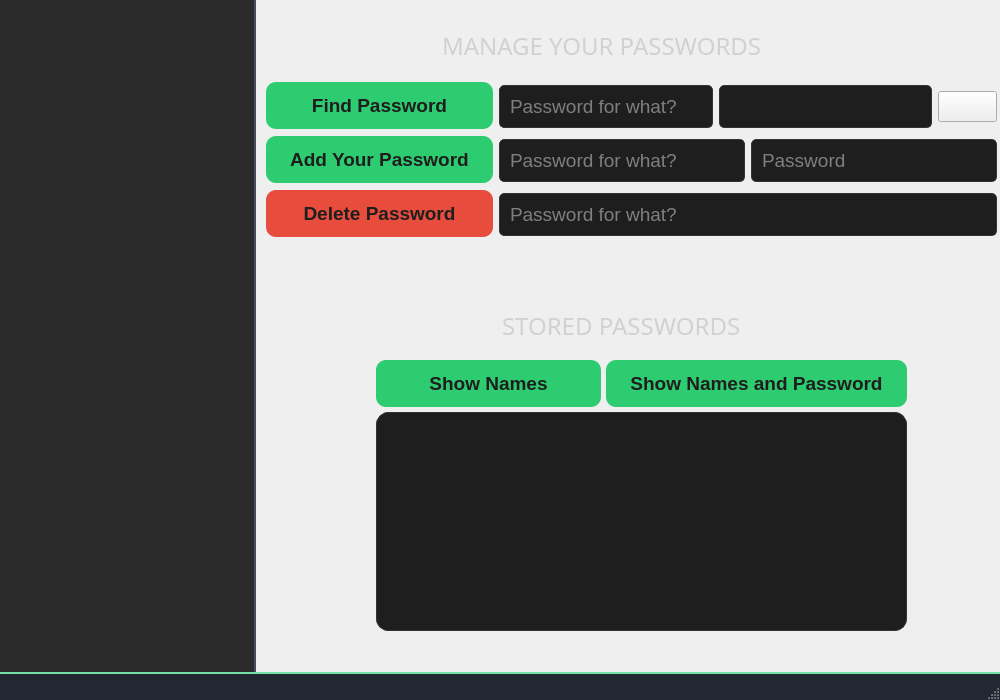
Above: forms/mainwindow.ui from minnesangg/Cerberus before the change. Below: the same form after it.
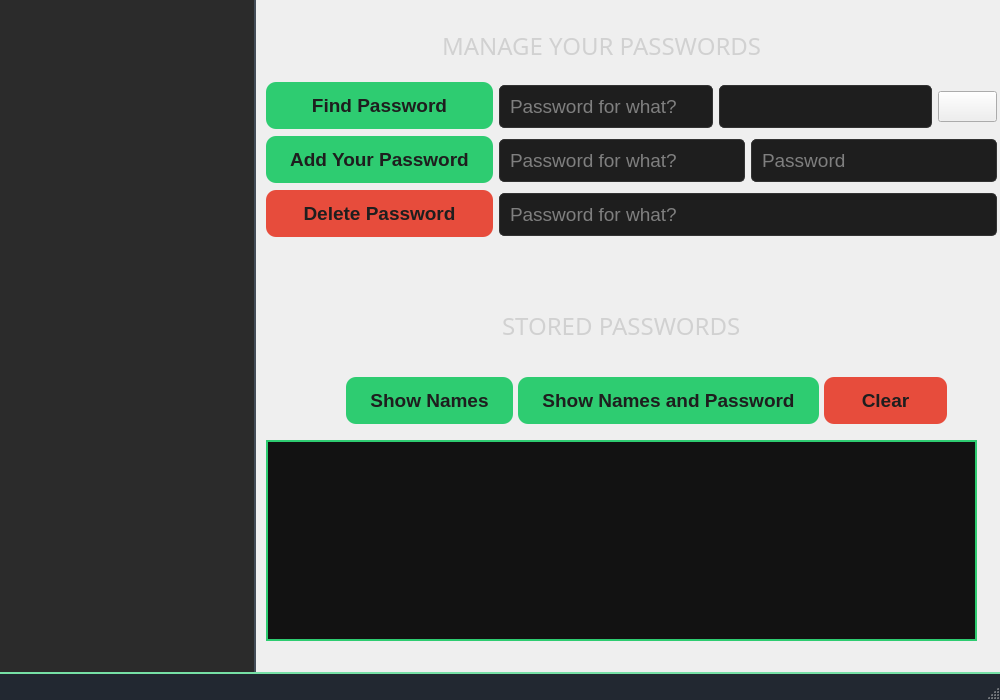
That is the form after the change. The open tabs and pages were chosen to show the change. Icons and pictures are not drawn.

Commit message: updated table for showing passwds in manage window

The edit to the form file:
```diff
--- a/forms/mainwindow.ui
+++ b/forms/mainwindow.ui
@@ -949,10 +949,10 @@
        <widget class="QWidget" name="verticalLayoutWidget_2">
         <property name="geometry">
          <rect>
-          <x>120</x>
+          <x>90</x>
           <y>360</y>
-          <width>531</width>
-          <height>271</height>
+          <width>601</width>
+          <height>81</height>
          </rect>
         </property>
         <layout class="QVBoxLayout" name="passShowLayout">
@@ -1050,59 +1050,141 @@
              </property>
             </widget>
            </item>
+           <item>
+            <widget class="QPushButton" name="clearTableButton">
+             <property name="font">
+              <font>
+               <family>Cantarell</family>
+               <pointsize>14</pointsize>
+               <bold>true</bold>
+              </font>
+             </property>
+             <property name="cursor">
+              <cursorShape>PointingHandCursor</cursorShape>
+             </property>
+             <property name="styleSheet">
+              <string notr="true">QPushButton {
+	background-color: #E74C3C;
+    color: #1e1e1e; 
+    font-weight: bold;
+    border: none;
+    padding: 12px 24px;
+    border-radius: 10px;
+    box-shadow: 0 4px 8px rgba(0, 0, 0, 0.1);
+    transition: background-color 0.3s, box-shadow 0.3s;
+}
+
+QPushButton:hover {
+    background-color: #C0392B;
+    box-shadow: 0 6px 12px rgba(0, 0, 0, 0.2);
+}
+
+QPushButton:pressed {
+    background-color: #912a1f;
+    box-shadow: none;
+}</string>
+             </property>
+             <property name="text">
+              <string>Clear</string>
+             </property>
+            </widget>
+           </item>
           </layout>
          </item>
+        </layout>
+       </widget>
+       <widget class="QWidget" name="">
+        <property name="geometry">
+         <rect>
+          <x>10</x>
+          <y>440</y>
+          <width>711</width>
+          <height>201</height>
+         </rect>
+        </property>
+        <layout class="QVBoxLayout" name="textTableLayout">
+         <property name="topMargin">
+          <number>0</number>
+         </property>
          <item>
-          <layout class="QVBoxLayout" name="textEditLayout">
-           <property name="topMargin">
-            <number>0</number>
+          <widget class="QTableWidget" name="showPassTable">
+           <property name="styleSheet">
+            <string notr="true"> QTableWidget {
+        background-color: #121212;
+        color: #2ECC71;
+        gridline-color: #2ECC71;
+        border: 2px solid #2ECC71;
+    }
+    QHeaderView::section {
+        background-color: #1E1E1E;
+        color: #2ECC71;
+        padding: 4px;
+        border: 1px solid #2ECC71;
+    }
+    QTableWidget::item {
+        background-color: #121212;
+        color: #2ECC71;
+        padding: 4px;
+    }
+    QTableWidget::item:selected {
+        background-color: #2ECC71;
+        color: #121212;
+    }
+
+QScrollBar:vertical {
+    border: none;
+    background: #1E1E1E;
+    width: 10px;
+    margin: 0px 0px 0px 0px;
+}
+
+QScrollBar::handle:vertical {
+    background: #2ECC71;
+    min-height: 20px;
+    border-radius: 5px;
+}
+
+QScrollBar::handle:vertical:hover {
+    background: #27AE60; /* чуть темнее при наведении */
+}
+
+QScrollBar::add-line:vertical, QScrollBar::sub-line:vertical {
+    border: none;
+    background: none;
+}
+
+QScrollBar::add-page:vertical, QScrollBar::sub-page:vertical {
+    background: none;
+}
+
+/* Горизонтальный скроллбар, если вдруг появится */
+QScrollBar:horizontal {
+    border: none;
+    background: #1E1E1E;
+    height: 10px;
+    margin: 0px 0px 0px 0px;
+}
+
+QScrollBar::handle:horizontal {
+    background: #2ECC71;
+    min-width: 20px;
+    border-radius: 5px;
+}
+
+QScrollBar::handle:horizontal:hover {
+    background: #27AE60;
+}
+
+QScrollBar::add-line:horizontal, QScrollBar::sub-line:horizontal {
+    border: none;
+    background: none;
+}
+
+QScrollBar::add-page:horizontal, QScrollBar::sub-page:horizontal {
+    background: none;
+}</string>
            </property>
-           <item>
-            <layout class="QVBoxLayout" name="verticalLayout">
-             <item>
-              <widget class="QTextEdit" name="passNamesOutput">
-               <property name="font">
-                <font>
-                 <family>Cantarell</family>
-                 <pointsize>14</pointsize>
-                 <bold>false</bold>
-                </font>
-               </property>
-               <property name="cursor" stdset="0">
-                <cursorShape>IBeamCursor</cursorShape>
-               </property>
-               <property name="styleSheet">
-                <string notr="true">QTextEdit {
-    background-color: #1E1E1E; 
-    border: 1px solid #333;
-    color: #E0E0E0; 
-    padding: 5px;
-    border-radius: 12px;
-}
-
-QTextEdit::item {
-    background-color: #2A2A2A; 
-    border-radius: 5px;
-    padding: 8px;
-    color: #E0E0E0; 
-}
-
-QListWidget::item:hover {
-    background-color: #444444;
-}
-
-QTextEdit::item:selected {
-    background-color: #2ECC71; 
-    color: #1E1E1E; 
-    font-weight: bold;
-}
-</string>
-               </property>
-              </widget>
-             </item>
-            </layout>
-           </item>
-          </layout>
+          </widget>
          </item>
         </layout>
        </widget>
```
The commit also changes 2 other files.
